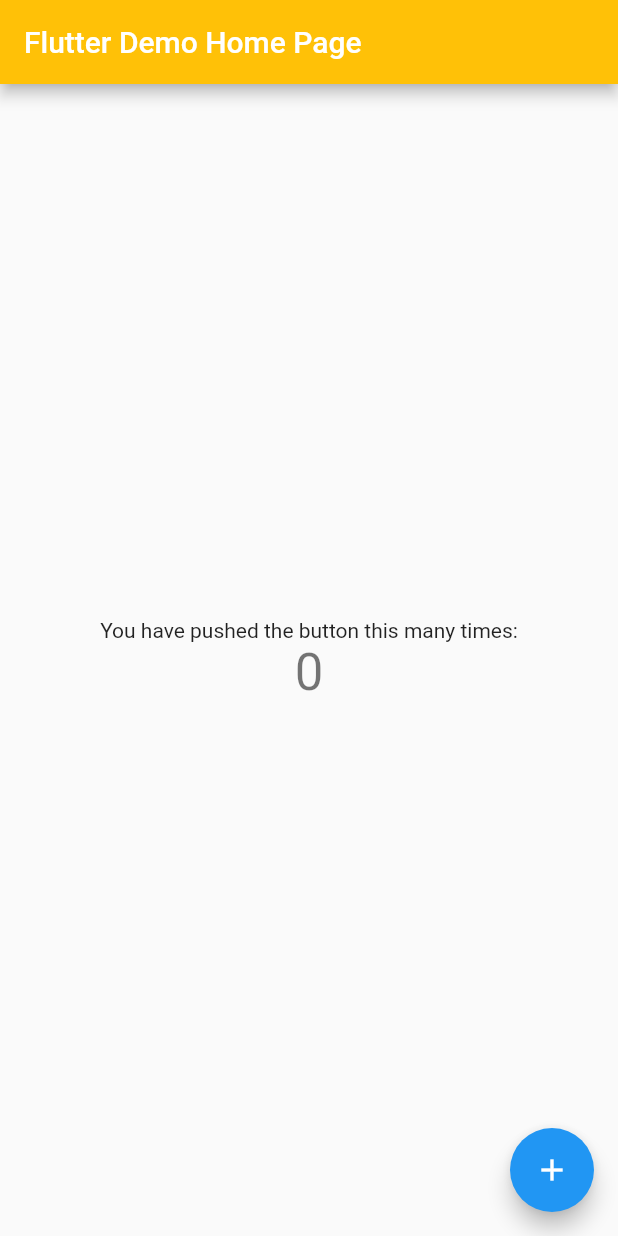
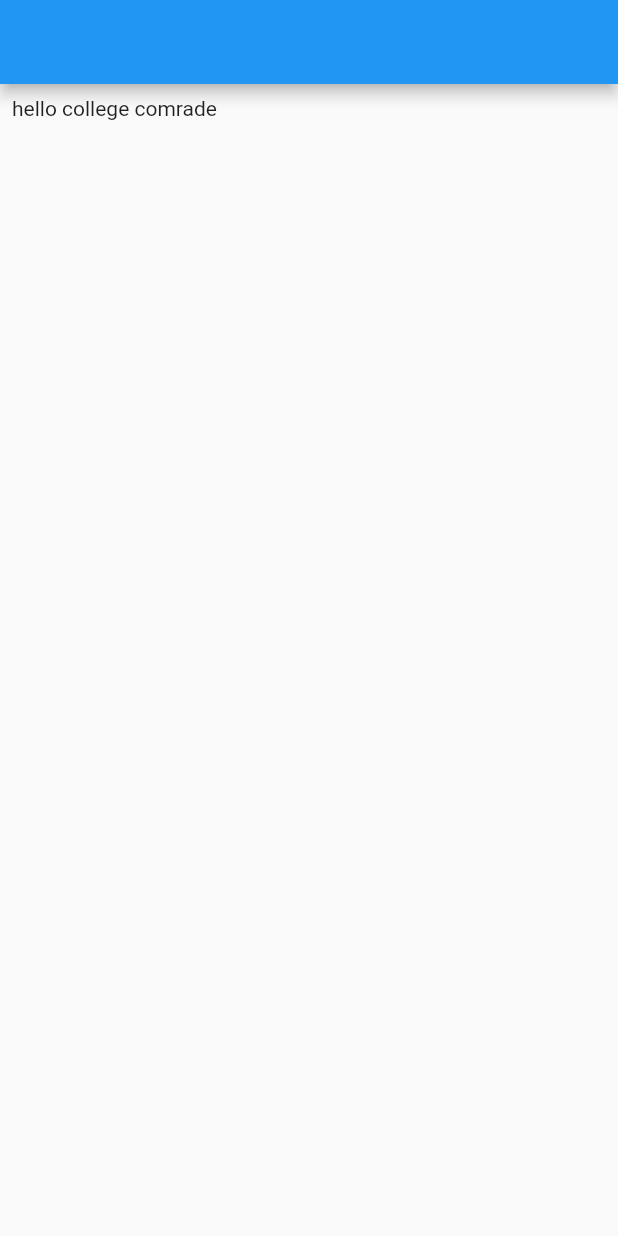
Before and after one commit to CollegeComrade/MainRepo, a Flutter app: the screen it shows after launch, on a phone screen of 412 x 824 dp. Run offline on Flutter 3.47's test engine with Material 2 defaults, Android fonts, the light colour scheme and no system bars.

Commit message:
added component and screen

```diff
--- a/lib/main.dart
+++ b/lib/main.dart
@@ -1,116 +1,26 @@
+import 'package:college_comrade/screens/UikHomePage.dart';
 import 'package:flutter/material.dart';
 
 void main() {
-  runApp(const MyApp());
+  runApp(MyApp());
 }
 
-class MyApp extends StatelessWidget {
-  const MyApp({Key? key}) : super(key: key);
+class MyApp extends StatefulWidget {
+  const MyApp({super.key});
 
-  // This widget is the root of your application.
+  @override
+  State<MyApp> createState() => _MyAppState();
+}
+
+class _MyAppState extends State<MyApp> {
   @override
   Widget build(BuildContext context) {
     return MaterialApp(
-      title: 'College Comrade',
-      theme: ThemeData(
-        // This is the theme of your application.
-        //
-        // Try running your application with "flutter run". You'll see the
-        // application has a blue toolbar. Then, without quitting the app, try
-        // changing the primarySwatch below to Colors.green and then invoke
-        // "hot reload" (press "r" in the console where you ran "flutter run",
-        // or simply save your changes to "hot reload" in a Flutter IDE).
-        // Notice that the counter didn't reset back to zero; the application
-        // is not restarted.
-        primarySwatch: Colors.blue,
-      ),
-      home: const MyHomePage(title: 'Flutter Demo Home Page'),
+      initialRoute:'/',
+      routes:{
+        '/':(context)=>HomePage(),
+
+      }
     );
   }
 }
-
-class MyHomePage extends StatefulWidget {
-  const MyHomePage({Key? key, required this.title}) : super(key: key);
-
-  // This widget is the home page of your application. It is stateful, meaning
-  // that it has a State object (defined below) that contains fields that affect
-  // how it looks.
-
-  // This class is the configuration for the state. It holds the values (in this
-  // case the title) provided by the parent (in this case the App widget) and
-  // used by the build method of the State. Fields in a Widget subclass are
-  // always marked "final".
-
-  final String title;
-
-  @override
-  State<MyHomePage> createState() => _MyHomePageState();
-}
-
-class _MyHomePageState extends State<MyHomePage> {
-  int _counter = 0;
-
-  void _incrementCounter() {
-    setState(() {
-      // This call to setState tells the Flutter framework that something has
-      // changed in this State, which causes it to rerun the build method below
-      // so that the display can reflect the updated values. If we changed
-      // _counter without calling setState(), then the build method would not be
-      // called again, and so nothing would appear to happen.
-      _counter++;
-    });
-  }
-
-  @override
-  Widget build(BuildContext context) {
-    // This method is rerun every time setState is called, for instance as done
-    // by the _incrementCounter method above.
-    //
-    // The Flutter framework has been optimized to make rerunning build methods
-    // fast, so that you can just rebuild anything that needs updating rather
-    // than having to individually change instances of widgets.
-    return Scaffold(
-      appBar: AppBar(
-        backgroundColor: Colors.amber,
-        // Here we take the value from the MyHomePage object that was created by
-        // the App.build method, and use it to set our appbar title.
-        title: Text(widget.title),
-      ),
-      body: Center(
-        // Center is a layout widget. It takes a single child and positions it
-        // in the middle of the parent.
-        child: Column(
-          // Column is also a layout widget. It takes a list of children and
-          // arranges them vertically. By default, it sizes itself to fit its
-          // children horizontally, and tries to be as tall as its parent.
-          //
-          // Invoke "debug painting" (press "p" in the console, choose the
-          // "Toggle Debug Paint" action from the Flutter Inspector in Android
-          // Studio, or the "Toggle Debug Paint" command in Visual Studio Code)
-          // to see the wireframe for each widget.
-          //
-          // Column has various properties to control how it sizes itself and
-          // how it positions its children. Here we use mainAxisAlignment to
-          // center the children vertically; the main axis here is the vertical
-          // axis because Columns are vertical (the cross axis would be
-          // horizontal).
-          mainAxisAlignment: MainAxisAlignment.center,
-          children: <Widget>[
-            const Text(
-              'You have pushed the button this many times:',
-            ),
-            Text(
-              '$_counter',
-              style: Theme.of(context).textTheme.headline4,
-            ),
-          ],
-        ),
-      ),
-      floatingActionButton: FloatingActionButton(
-        onPressed: _incrementCounter,
-        tooltip: 'Increment',
-        child: const Icon(Icons.add),
-      ), // This trailing comma makes auto-formatting nicer for build methods.
-    );
-  }
-}
--- /dev/null
+++ b/lib/screens/UikHomePage.dart
@@ -0,0 +1,31 @@
+import 'package:flutter/material.dart';
+import 'package:flutter/src/widgets/container.dart';
+import 'package:flutter/src/widgets/framework.dart';
+
+class HomePage extends StatefulWidget {
+  const HomePage({super.key});
+
+  @override
+  State<HomePage> createState() => _HomePageState();
+}
+
+class _HomePageState extends State<HomePage> {
+  @override
+  Widget build(BuildContext context) {
+    return Scaffold(
+      appBar: AppBar(
+
+      ),
+      body:SingleChildScrollView(
+        child:Container(
+          padding:EdgeInsets.all(8),
+          child:Column(children: [
+            Text("hello college comrade")
+          ],)
+
+
+        )
+      )
+    );
+  }
+}
```
Also changed, not shown: 2 other files.
